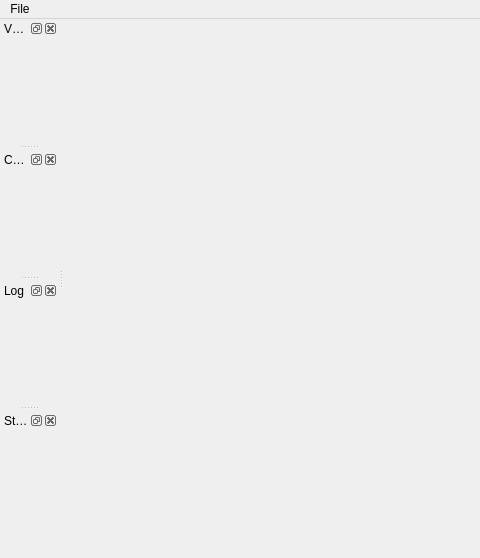
This is ui/Designer/MainWindow.ui in ThomasKroes/exposure-render.ercore as Qt 5 draws it before an edit; both pictures show x 0 to 480 and y 0 to 558 of the 861 by 558 pixel window. The edited form follows.
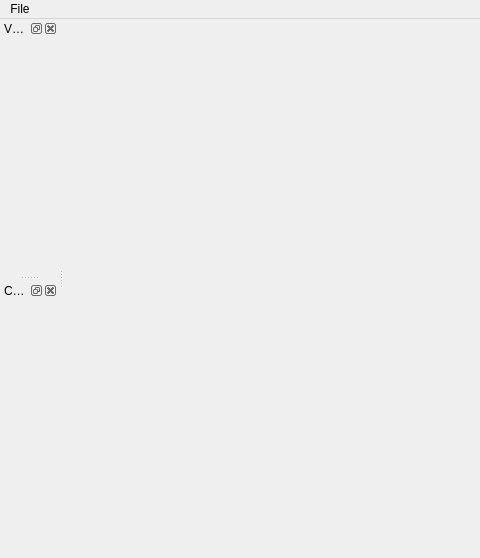
This is the edited form.

Patch:
```diff
--- a/ui/Designer/MainWindow.ui
+++ b/ui/Designer/MainWindow.ui
@@ -67,24 +67,6 @@
    </attribute>
    <widget class="QWidget" name="dockWidgetContents_3"/>
   </widget>
-  <widget class="QDockWidget" name="LogDockWidget">
-   <property name="windowTitle">
-    <string>Log</string>
-   </property>
-   <attribute name="dockWidgetArea">
-    <number>1</number>
-   </attribute>
-   <widget class="QWidget" name="dockWidgetContents_4"/>
-  </widget>
-  <widget class="QDockWidget" name="StatisticsDockWidget">
-   <property name="windowTitle">
-    <string>Statistics</string>
-   </property>
-   <attribute name="dockWidgetArea">
-    <number>1</number>
-   </attribute>
-   <widget class="QWidget" name="dockWidgetContents_5"/>
-  </widget>
   <action name="actionOpen">
    <property name="text">
     <string>Open</string>
```
